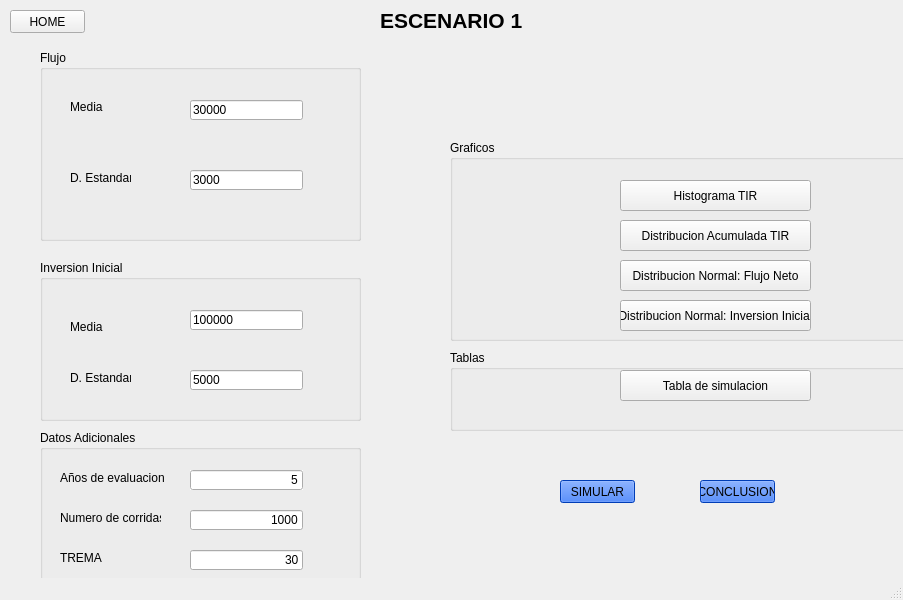
Sei444/evaluacion_de_inversiones, file escenario_1/ventanaesc1.ui: the form before one commit.
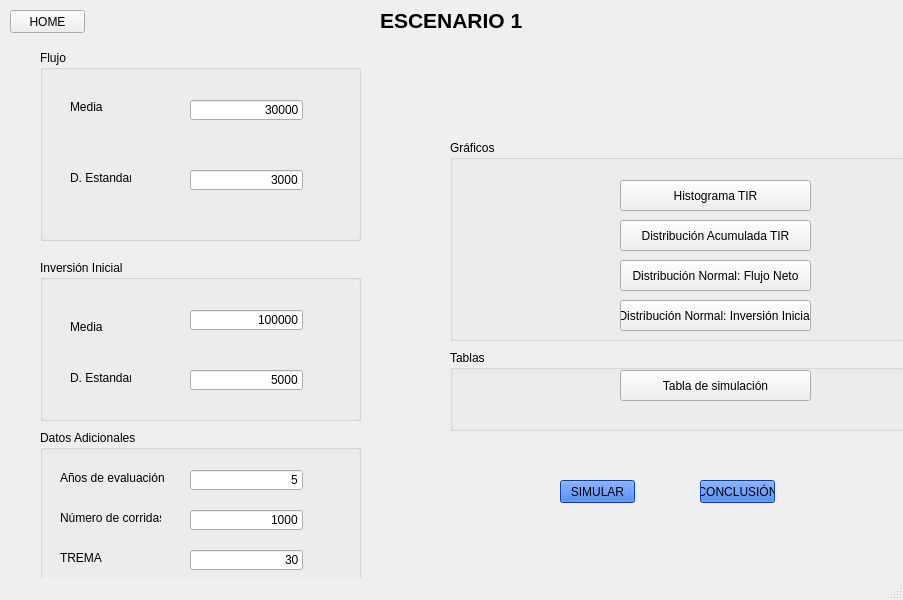
The form after the commit.

The edit to the form file:
```diff
--- a/escenario_1/ventanaesc1.ui
+++ b/escenario_1/ventanaesc1.ui
@@ -64,6 +64,9 @@
      <property name="text">
       <string>30000</string>
      </property>
+     <property name="alignment">
+      <set>Qt::AlignRight|Qt::AlignTrailing|Qt::AlignVCenter</set>
+     </property>
     </widget>
     <widget class="QLineEdit" name="desviacionE_flujo">
      <property name="geometry">
@@ -77,6 +80,9 @@
      <property name="text">
       <string>3000</string>
      </property>
+     <property name="alignment">
+      <set>Qt::AlignRight|Qt::AlignTrailing|Qt::AlignVCenter</set>
+     </property>
     </widget>
    </widget>
    <widget class="QGroupBox" name="groupBox_2">
@@ -89,7 +95,7 @@
      </rect>
     </property>
     <property name="title">
-     <string>Inversion Inicial</string>
+     <string>Inversión Inicial</string>
     </property>
     <widget class="QLabel" name="label_3">
      <property name="geometry">
@@ -129,6 +135,9 @@
      <property name="text">
       <string>100000</string>
      </property>
+     <property name="alignment">
+      <set>Qt::AlignRight|Qt::AlignTrailing|Qt::AlignVCenter</set>
+     </property>
     </widget>
     <widget class="QLineEdit" name="desviacionE_inv">
      <property name="geometry">
@@ -142,6 +151,9 @@
      <property name="text">
       <string>5000</string>
      </property>
+     <property name="alignment">
+      <set>Qt::AlignRight|Qt::AlignTrailing|Qt::AlignVCenter</set>
+     </property>
     </widget>
    </widget>
    <widget class="QPushButton" name="boton_home">
@@ -186,7 +198,7 @@
      <string notr="true">background-color: rgb(0, 85, 255);</string>
     </property>
     <property name="text">
-     <string>CONCLUSION</string>
+     <string>CONCLUSIÓN</string>
     </property>
    </widget>
    <widget class="QLabel" name="label_5">
@@ -236,7 +248,7 @@
       </rect>
      </property>
      <property name="text">
-      <string>Años de evaluacion</string>
+      <string>Años de evaluación</string>
      </property>
     </widget>
     <widget class="QLabel" name="label_7">
@@ -249,7 +261,7 @@
       </rect>
      </property>
      <property name="text">
-      <string>Numero de corridas</string>
+      <string>Número de corridas</string>
      </property>
     </widget>
     <widget class="QLineEdit" name="lineEdit_anios">
@@ -342,7 +354,7 @@
      </rect>
     </property>
     <property name="title">
-     <string>Graficos</string>
+     <string>Gráficos</string>
     </property>
     <widget class="QPushButton" name="pushButton_histoTIR">
      <property name="geometry">
@@ -367,7 +379,7 @@
       </rect>
      </property>
      <property name="text">
-      <string>Distribucion Normal: Inversion Inicial</string>
+      <string>Distribución Normal: Inversión Inicial</string>
      </property>
     </widget>
     <widget class="QPushButton" name="pushButton_distNFlujoNeto">
@@ -380,7 +392,7 @@
       </rect>
      </property>
      <property name="text">
-      <string>Distribucion Normal: Flujo Neto</string>
+      <string>Distribución Normal: Flujo Neto</string>
      </property>
     </widget>
     <widget class="QPushButton" name="pushButton_distAcuTIR">
@@ -393,7 +405,7 @@
       </rect>
      </property>
      <property name="text">
-      <string>Distribucion Acumulada TIR</string>
+      <string>Distribución Acumulada TIR</string>
      </property>
     </widget>
    </widget>
@@ -419,7 +431,7 @@
       </rect>
      </property>
      <property name="text">
-      <string>Tabla de simulacion</string>
+      <string>Tabla de simulación</string>
      </property>
     </widget>
    </widget>
```
